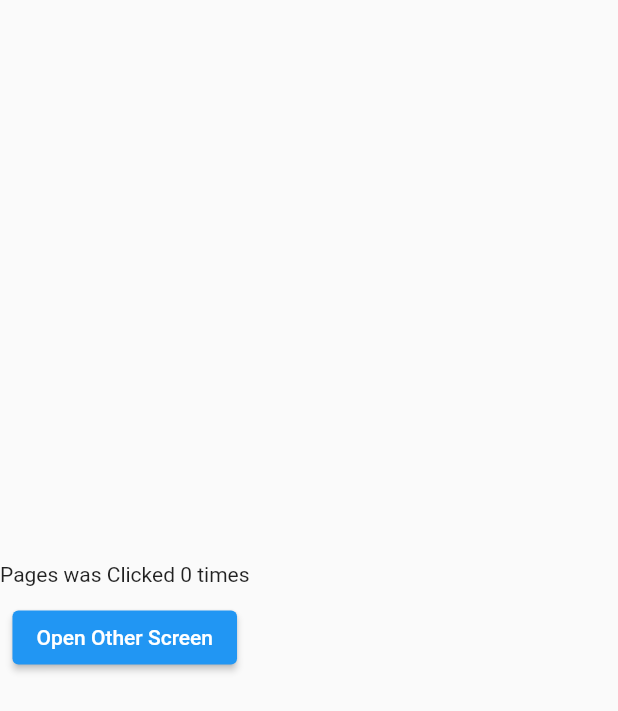
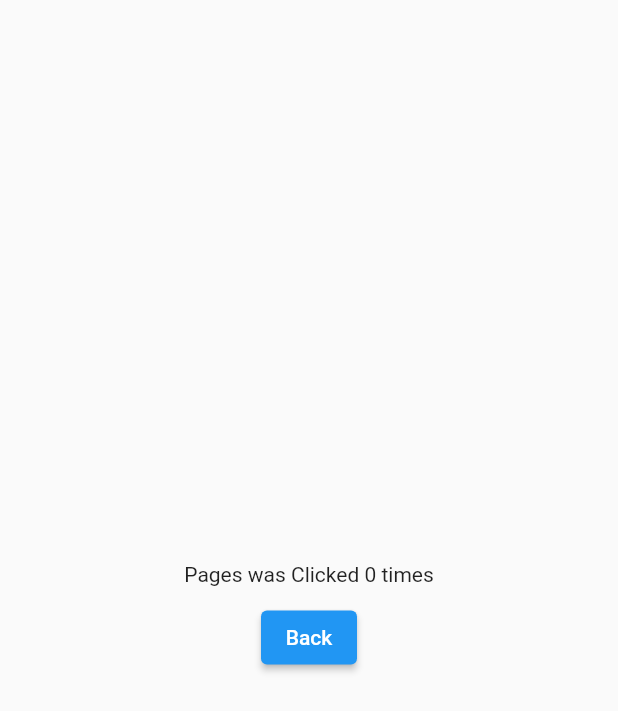
Before and after one commit to tharindu97/Flutter-GetX, a Flutter app: the screen it shows after launch, after a tap on "Open Other Screen", on a phone screen of 412 x 824 dp. Shown: the top 711 px of the screen. Run offline on Flutter 3.47's test engine with Material 2 defaults, Android fonts, the phone set to English and light mode, and no system bars; our stand-ins replace get.

Commit message:
set the getX router and state management

```diff
--- a/example1/lib/pages/home.dart
+++ b/example1/lib/pages/home.dart
@@ -9,7 +9,8 @@ class HomePage extends StatelessWidget {
   @override
   Widget build(BuildContext context) {
     return Scaffold(
-      body: Column(
+      body: Obx(
+        () => Column(
           mainAxisAlignment: MainAxisAlignment.center,
           children: [
             Center(child: Text('Clickes!: ${counterController.counter.value}')),
@@ -25,6 +26,7 @@ class HomePage extends StatelessWidget {
             )
           ],
         ),
+      ),
       floatingActionButton: FloatingActionButton(
         onPressed: () {
           counterController.increment();
--- a/example1/lib/pages/other.dart
+++ b/example1/lib/pages/other.dart
@@ -11,15 +11,19 @@ class OtherPage extends StatelessWidget {
       body: Column(
         mainAxisAlignment: MainAxisAlignment.center,
         children: [
-          Text("Pages was Clicked ${counterController.counter.value} times"),
+          Center(
+              child: Text(
+                  "Pages was Clicked ${counterController.counter.value} times")),
           SizedBox(
             height: 10.0,
           ),
-          ElevatedButton(
-              onPressed: () {
-                Get.back();
-              },
-              child: Text('Open Other Screen'))
+          Center(
+            child: ElevatedButton(
+                onPressed: () {
+                  Get.back();
+                },
+                child: Text('Back')),
+          )
         ],
       ),
     );
```
Lines whose indentation alone changed are shown as unchanged.
